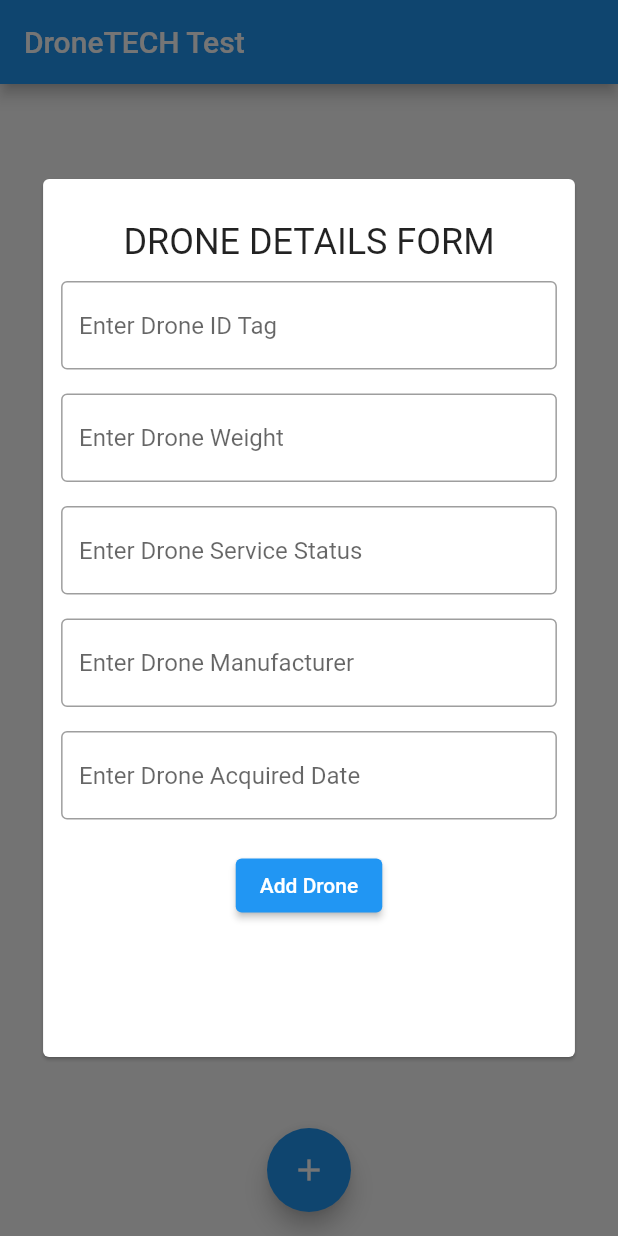
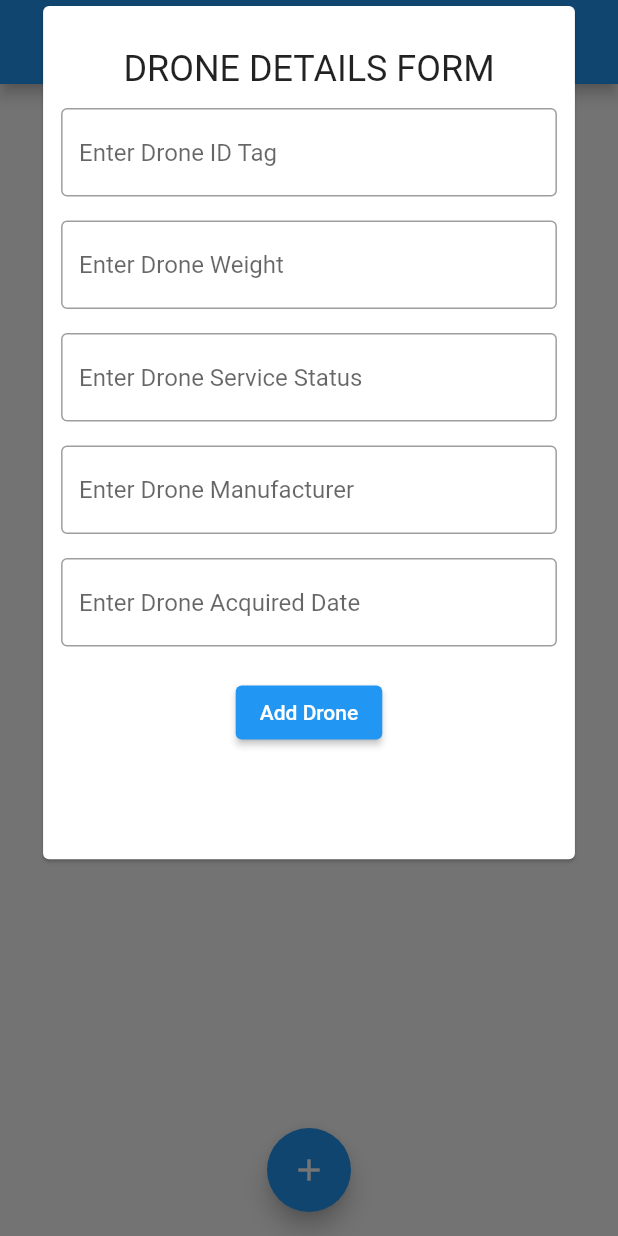
Before and after one commit to OokanNumber1/dronetech-test, a Flutter app: the screen it shows after launch, after a tap on the "add" icon, on a phone screen of 412 x 824 dp. Run offline on Flutter 3.47's test engine with Material 2 defaults, Android fonts, the phone set to English and light mode, and no system bars; our stand-ins replace cloud_firestore, firebase_core; accounts and stored records are empty.

Commit message:
fix: final touch

```diff
--- a/lib/drone/view/drones_page.dart
+++ b/lib/drone/view/drones_page.dart
@@ -1,4 +1,5 @@
 import 'package:cloud_firestore/cloud_firestore.dart';
+import 'package:dronetech/drone/model/drone.dart';
 import 'package:dronetech/drone/view/add_drone_dialog.dart';
 import 'package:dronetech/drone/view/widget/drone_card_info.dart';
 import 'package:dronetech/drone/viewmodel/drone_vm.dart';
@@ -22,6 +23,7 @@ class _DronesPageState extends State<DronesPage> {
     return Scaffold(
       appBar: AppBar(
         title: const Text('DroneTECH Test'),
+        centerTitle: true,
       ),
       body: Padding(
         padding: const EdgeInsets.all(24.0),
@@ -31,7 +33,7 @@ class _DronesPageState extends State<DronesPage> {
               if (snapshot.hasError) {
                 return const Center(
                   child: Text(
-                    'Error Occured',
+                    'Error Occured, Try Again.',
                     style: TextStyle(fontSize: 24),
                   ),
                 );
@@ -39,7 +41,9 @@ class _DronesPageState extends State<DronesPage> {
               if (snapshot.connectionState == ConnectionState.waiting) {
                 return const Center(child: LinearProgressIndicator());
               }
+
               return ListView(
+                //mapping each document snapshot field from the collection to the CardInfo fields
                 children: snapshot.data!.docs.map((DocumentSnapshot document) {
                   Map<String, dynamic> data =
                       document.data()! as Map<String, dynamic>;
@@ -60,9 +64,9 @@ class _DronesPageState extends State<DronesPage> {
               context: context,
               builder: (context) {
                 return Align(
-                  alignment: Alignment.center,
+                  alignment: Alignment.topCenter,
                   child: SizedBox(
-                    height: MediaQuery.of(context).size.height * 0.72,
+                    height: MediaQuery.of(context).size.height * 0.7,
                     width: MediaQuery.of(context).size.width * 0.88,
                     child: const AddDroneDialog(),
                   ),
--- a/lib/drone/view/widget/drone_card_info.dart
+++ b/lib/drone/view/widget/drone_card_info.dart
@@ -27,7 +27,11 @@ class DroneCardInfo extends StatelessWidget {
           child: Column(
             crossAxisAlignment: CrossAxisAlignment.start,
             children: [
-              Text('idTag: $idTag',style: const TextStyle(fontSize: 20,fontWeight: FontWeight.bold),),
+              Text(
+                'idTag: $idTag',
+                style:
+                    const TextStyle(fontSize: 20, fontWeight: FontWeight.bold),
+              ),
               const SizedBox(height: 8),
               Row(mainAxisAlignment: MainAxisAlignment.spaceBetween, children: [
                 Text('Weight: $weight'),
--- a/lib/drone/viewmodel/drone_vm.dart
+++ b/lib/drone/viewmodel/drone_vm.dart
@@ -1,8 +1,8 @@
 import 'package:cloud_firestore/cloud_firestore.dart';
 import 'package:dronetech/drone/model/drone.dart';
 
+//viewmodel to serve as mediator between the view and firestore
 class DroneViewmodel {
-  final firestore = FirebaseFirestore.instance;
   final droneCollection = FirebaseFirestore.instance.collection('drones');
 
   Stream<QuerySnapshot> droneStream() {
@@ -18,7 +18,7 @@ class DroneViewmodel {
           'dateAcquired': drone.dateAcquired,
           'isServiced': drone.isServiced,
         })
-        .then((value) => print('Drone Added'))
-        .catchError(() => print('Error Occured'));
+        .then((value) =>(){})
+        .catchError((err) =>throw Exception(err));
   }
 }
--- a/lib/main.dart
+++ b/lib/main.dart
@@ -4,6 +4,7 @@ import 'package:flutter/material.dart';
 
 void main() async{
   WidgetsFlutterBinding.ensureInitialized();
+  //initialising Firebase Instance
   await Firebase.initializeApp();
   runApp(const MyApp());
 }
@@ -13,7 +14,7 @@ class MyApp extends StatelessWidget {
   @override
   Widget build(BuildContext context) {
     return const MaterialApp(
-      title: 'Material App',
+      title: 'Drone Tech App',
       debugShowCheckedModeBanner: false,
       home: DronesPage()
     );
```
Also changed, not shown: lib/drone/model/drone.dart (+0 -20 lines), lib/drone/view/add_drone_dialog.dart (+12 -0 lines).
